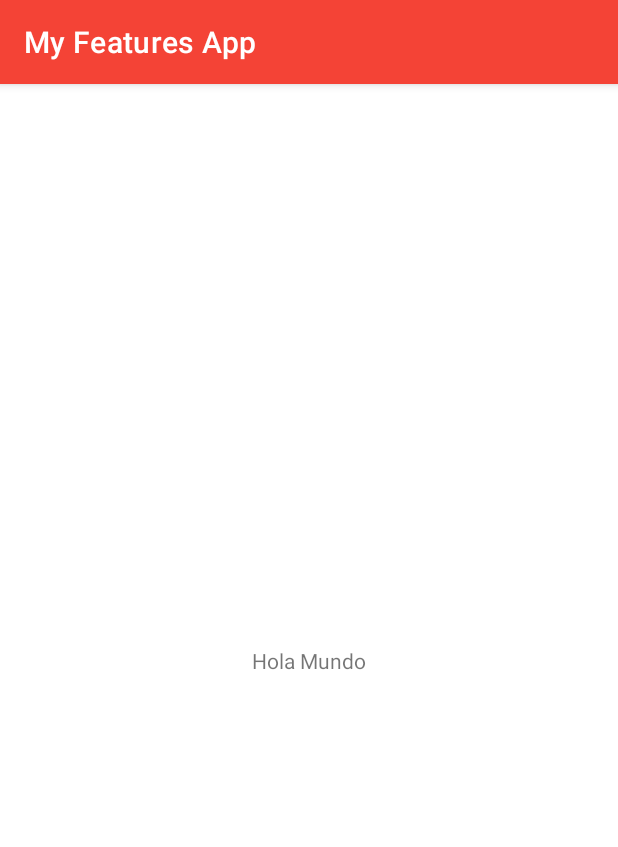
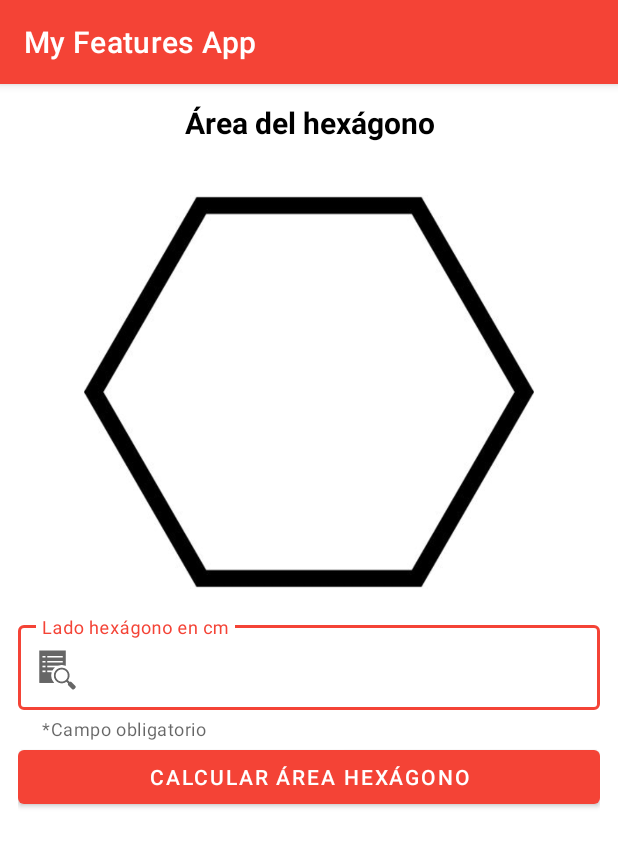
Before and after one commit to Equipo-1-Lab-3/My_Features_App, an Android app: the AreaHexagonoActivity screen opened directly, with no data from a screen before it, on a phone screen of 412 x 824 dp. Shown: the top 847 px of the screen. Run offline under Robolectric (Android 15) with nearby library versions, the light colour scheme and no system bars.

Commit message:
Área hexágono lista

```diff
--- a/app/src/main/java/com/santiagotorres/myfeaturesapp/ui/area_hexagono/AreaHexagonoActivity.kt
+++ b/app/src/main/java/com/santiagotorres/myfeaturesapp/ui/area_hexagono/AreaHexagonoActivity.kt
@@ -2,11 +2,37 @@ package com.santiagotorres.myfeaturesapp.ui.area_hexagono
 
 import androidx.appcompat.app.AppCompatActivity
 import android.os.Bundle
+import android.widget.Toast
+import androidx.lifecycle.Observer
+import androidx.lifecycle.ViewModelProvider
 import com.santiagotorres.myfeaturesapp.R
+import com.santiagotorres.myfeaturesapp.databinding.ActivityAreaHexagonoBinding
 
 class AreaHexagonoActivity : AppCompatActivity() {
+    private lateinit var areaHexagonoBinding: ActivityAreaHexagonoBinding
+    private lateinit var areaHexagonoViewModel: AreaHexagonoViewModel//@SuppressLint("SetTextI18n")
     override fun onCreate(savedInstanceState: Bundle?) {
         super.onCreate(savedInstanceState)
-        setContentView(R.layout.activity_area_hexagono)
+        areaHexagonoBinding = ActivityAreaHexagonoBinding.inflate(layoutInflater)
+        val view = areaHexagonoBinding.root
+        setContentView(view)
+        areaHexagonoViewModel = ViewModelProvider(this)[AreaHexagonoViewModel::class.java]
+
+        val areaObserver = Observer<Double> { area ->
+            areaHexagonoBinding.areaHexagonoResultText.text = "${getString(R.string.area_hexagono_result)} ${String.format("%.2f", area)}"
+        }
+        areaHexagonoViewModel.area.observe(this, areaObserver)
+
+        areaHexagonoBinding.areaHexagonoCalculateButton.setOnClickListener {
+            if (areaHexagonoViewModel.validateNull(areaHexagonoBinding.ladoAreaHexagonoTextInputEditText.text.toString())) {
+                areaHexagonoViewModel.calculateAreaHexagono(
+                    areaHexagonoBinding.ladoAreaHexagonoTextInputEditText.text.toString().toDouble()
+                )
+            } else {
+                Toast.makeText(this, getString(R.string.invalid_input_hexagono), Toast.LENGTH_SHORT)
+                    .show()
+                areaHexagonoBinding.areaHexagonoResultText.text=""
+            }
+        }
     }
 }
--- /dev/null
+++ b/app/src/main/java/com/santiagotorres/myfeaturesapp/ui/area_hexagono/AreaHexagonoViewModel.kt
@@ -0,0 +1,18 @@
+package com.santiagotorres.myfeaturesapp.ui.area_hexagono
+
+import androidx.lifecycle.MutableLiveData
+import androidx.lifecycle.ViewModel
+import kotlin.math.sqrt
+
+class AreaHexagonoViewModel : ViewModel() {
+    val area: MutableLiveData<Double> by lazy {
+        MutableLiveData<Double>()
+    }
+    fun validateNull(sideLength: String) : Boolean{
+        return !(sideLength.isEmpty())
+    }
+    fun calculateAreaHexagono(sideLength: Double) {
+        val areaHexagono = (3 * sqrt(3.0) / 2) * sideLength * sideLength
+        area.value = areaHexagono
+    }
+}
--- a/app/src/main/res/layout/activity_area_hexagono.xml
+++ b/app/src/main/res/layout/activity_area_hexagono.xml
@@ -1,18 +1,57 @@
 <?xml version="1.0" encoding="utf-8"?>
-<androidx.constraintlayout.widget.ConstraintLayout xmlns:android="http://schemas.android.com/apk/res/android"
+<LinearLayout xmlns:android="http://schemas.android.com/apk/res/android"
     xmlns:app="http://schemas.android.com/apk/res-auto"
-    xmlns:tools="http://schemas.android.com/tools"
     android:layout_width="match_parent"
-    android:layout_height="match_parent"
-    tools:context=".ui.area_hexagono.AreaHexagonoActivity">
+    android:layout_height="wrap_content"
+    android:orientation="vertical"
+    android:padding="12dp">
 
     <TextView
-        android:id="@+id/textView"
-        android:layout_width="wrap_content"
+        android:id="@+id/area_hexagono_text_view"
+        android:layout_width="match_parent"
         android:layout_height="wrap_content"
-        android:text="Hola Mundo"
-        app:layout_constraintBottom_toBottomOf="parent"
-        app:layout_constraintEnd_toEndOf="parent"
-        app:layout_constraintStart_toStartOf="parent"
-        app:layout_constraintTop_toTopOf="parent" />
-</androidx.constraintlayout.widget.ConstraintLayout>
+        android:gravity="center_horizontal"
+        android:text="@string/area_hexagono"
+        android:textColor="@color/black"
+        android:textSize="20dp"
+        android:textStyle="bold" />
+
+    <ImageView
+        android:id="@+id/area_hexagono_image_view"
+        android:layout_width="match_parent"
+        android:layout_height="300dp"
+        android:layout_marginTop="16dp"
+        app:srcCompat="@drawable/hexagono" />
+
+    <com.google.android.material.textfield.TextInputLayout
+        android:id="@+id/lado_hexagono_text_input_layout"
+        style="@style/Widget.MaterialComponents.TextInputLayout.OutlinedBox"
+        android:layout_width="match_parent"
+        android:layout_height="wrap_content"
+        app:helperText="@string/campo_obligatorio_area_hexagono"
+        app:startIconDrawable="?android:attr/actionModeFindDrawable">
+
+        <com.google.android.material.textfield.TextInputEditText
+            android:id="@+id/lado_area_hexagono_text_input_edit_text"
+            android:layout_width="match_parent"
+            android:layout_height="wrap_content"
+            android:hint="@string/lado_hexagono"
+            android:inputType="numberDecimal" />
+    </com.google.android.material.textfield.TextInputLayout>
+
+    <Button
+        android:id="@+id/area_hexagono_calculate_button"
+        android:layout_width="match_parent"
+        android:layout_height="wrap_content"
+        android:text="@string/calculate_area_hexagono" />
+
+    <TextView
+        android:id="@+id/area_hexagono_result_text"
+        android:layout_width="match_parent"
+        android:layout_height="wrap_content"
+        android:textAlignment="textStart"
+        android:textColor="@color/black"
+        android:textSize="20dp"
+        android:textStyle="bold" />
+
+</LinearLayout>
--- a/app/src/main/res/values/strings.xml
+++ b/app/src/main/res/values/strings.xml
@@ -1,3 +1,9 @@
 <resources>
     <string name="app_name">My Features App</string>
+    <string name="calculate_area_hexagono">Calcular área hexágono</string>
+    <string name="area_hexagono">Área del hexágono</string>
+    <string name="lado_hexagono">Lado hexágono en cm</string>
+    <string name="campo_obligatorio_area_hexagono">*Campo obligatorio</string>
+    <string name="area_hexagono_result">El área del hexágono es:</string>
+    <string name="invalid_input_hexagono">Ingrese un valor válido</string>
 </resources>
```
